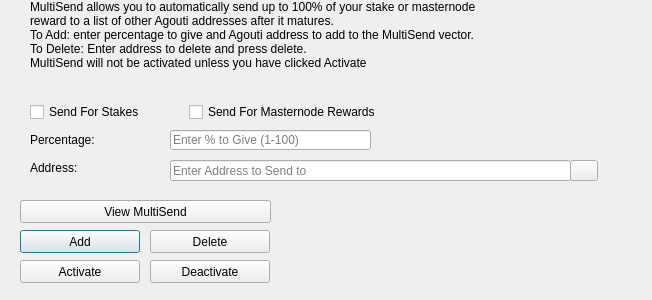
AgoutiCoin/agouti, file src/qt/forms/multisenddialog.ui: the form before one commit.
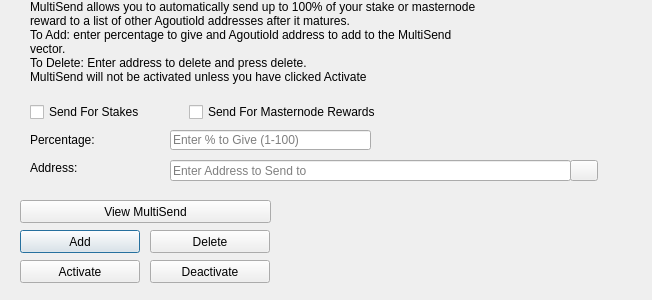
The form after the commit. Icons and pictures are not drawn.

Commit message:
Preparing for retiring agouti1 1
Agouti rebranded to AgoutiOld

Diff of the .ui file:
```diff
--- a/src/qt/forms/multisenddialog.ui
+++ b/src/qt/forms/multisenddialog.ui
@@ -61,8 +61,8 @@
     <number>1</number>
    </property>
    <property name="text">
-    <string>MultiSend allows you to automatically send up to 100% of your stake or masternode reward to a list of other Agouti addresses after it matures.
-To Add: enter percentage to give and Agouti address to add to the MultiSend vector.
+    <string>MultiSend allows you to automatically send up to 100% of your stake or masternode reward to a list of other Agoutiold addresses after it matures.
+To Add: enter percentage to give and Agoutiold address to add to the MultiSend vector.
 To Delete: Enter address to delete and press delete.
 MultiSend will not be activated unless you have clicked Activate</string>
    </property>
```
Left out of the diff: 4 changed lines with no effect on the pictures. The commit also changes 326 other files.
